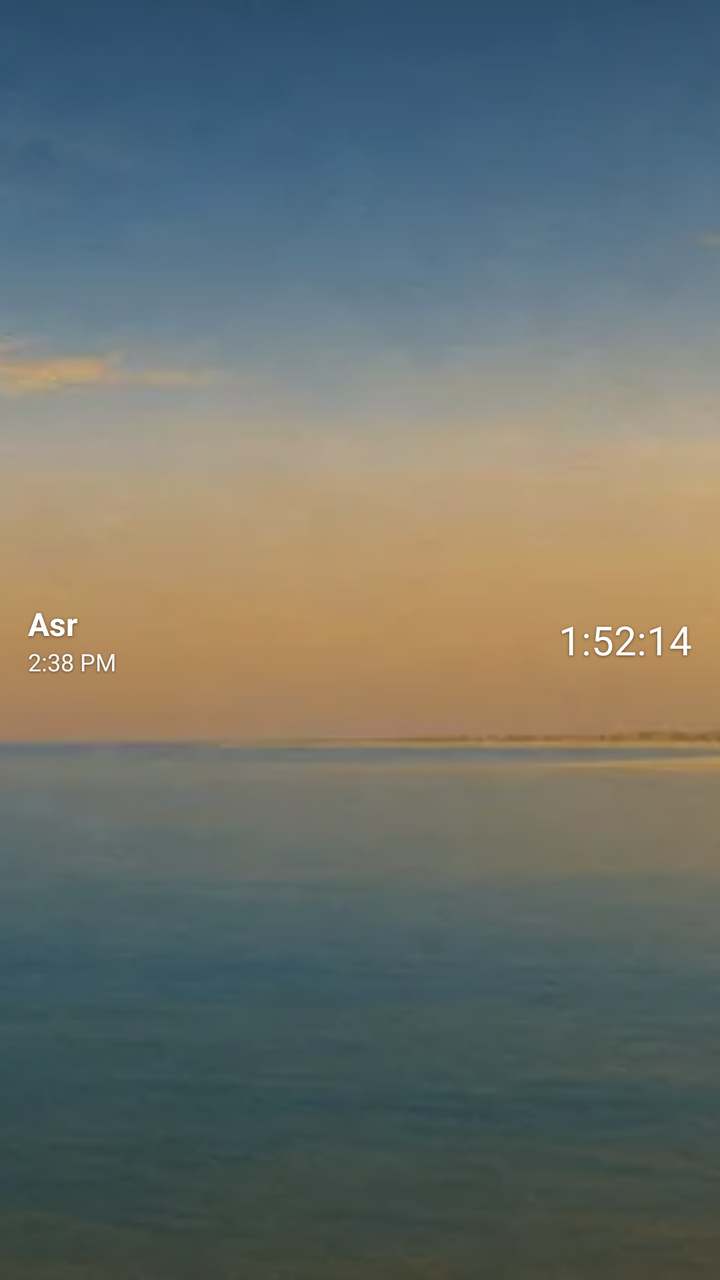
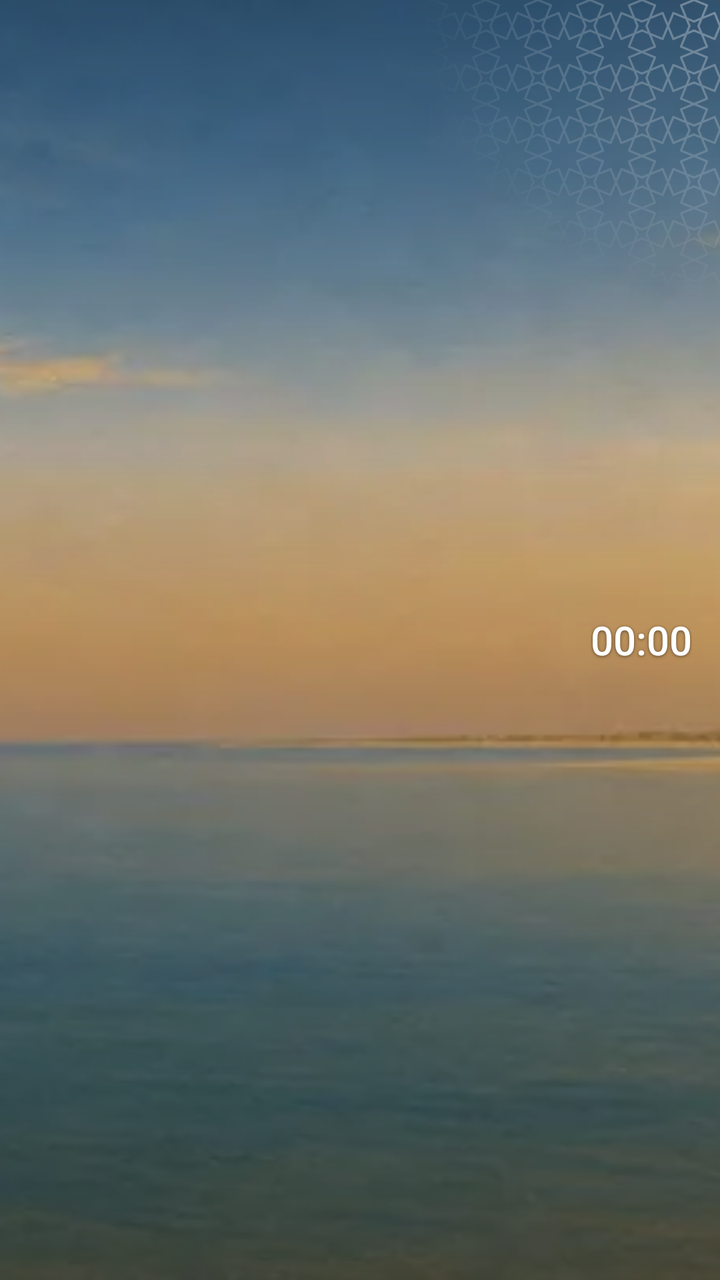

An Android layout rendered at two revisions. The XML below is the earlier revision; the diff shows what the commit changed to produce the second picture.
<!-- AndroidManifest.xml: application theme Theme.App -->
<!-- res/layout/widget_prayer_small.xml -->
<?xml version="1.0" encoding="utf-8"?>
<FrameLayout xmlns:android="http://schemas.android.com/apk/res/android"
    android:id="@android:id/background"
    android:layout_width="match_parent" android:layout_height="match_parent"
    android:background="@drawable/widget_bg">

    <ImageView android:id="@+id/widget_sky"
        android:layout_width="match_parent" android:layout_height="match_parent"
        android:scaleType="centerCrop" android:src="@drawable/widget_sky_afternoon"
        android:importantForAccessibility="no"/>
    <ImageView android:layout_width="match_parent" android:layout_height="match_parent"
        android:scaleType="fitXY" android:src="@drawable/widget_scrim" android:importantForAccessibility="no"/>

    <LinearLayout android:id="@+id/widget_root"
        android:layout_width="match_parent" android:layout_height="match_parent"
        android:orientation="horizontal" android:gravity="center_vertical"
        android:paddingStart="14dp" android:paddingEnd="14dp" android:layoutDirection="locale">
        <TextView android:id="@+id/widget_head" android:layout_width="wrap_content" android:layout_height="wrap_content" android:visibility="gone"/>
        <TextView android:id="@+id/widget_sub" android:layout_width="wrap_content" android:layout_height="wrap_content" android:visibility="gone"/>
        <LinearLayout android:layout_width="0dp" android:layout_weight="1" android:layout_height="wrap_content"
            android:orientation="vertical">
            <TextView android:id="@+id/widget_name"
                android:layout_width="match_parent" android:layout_height="wrap_content"
                android:text="@string/widgetSample13" android:textSize="16sp" android:textStyle="bold" android:textColor="#FFFFFFFF"
                android:maxLines="1" android:ellipsize="end"
                android:shadowColor="#80000000" android:shadowRadius="4" android:shadowDy="1"/>
            <TextView android:id="@+id/widget_time"
                android:layout_width="match_parent" android:layout_height="wrap_content"
                android:text="@string/widgetSample28" android:textSize="12sp" android:textColor="#F2FFFFFF" android:maxLines="1"
                android:fontFeatureSettings="tnum"
                android:shadowColor="#80000000" android:shadowRadius="3" android:shadowDy="1"/>
        </LinearLayout>
        <Chronometer android:id="@+id/widget_left" android:visibility="gone"
            android:layout_width="wrap_content" android:layout_height="wrap_content"
            android:layout_marginStart="10dp" android:textSize="20sp" android:textColor="#FFFFFFFF" android:fontFeatureSettings="tnum"
            android:shadowColor="#80000000" android:shadowRadius="4" android:shadowDy="1"/>
        
        <TextView android:id="@+id/widget_left_sample" android:text="@string/widgetSample29"
            android:layout_width="wrap_content" android:layout_height="wrap_content"
            android:layout_marginStart="10dp" android:textSize="20sp" android:textColor="#FFFFFFFF" android:fontFeatureSettings="tnum"
            android:shadowColor="#80000000" android:shadowRadius="4" android:shadowDy="1"/>
        <ProgressBar android:id="@+id/widget_bar" style="@android:style/Widget.ProgressBar.Horizontal"
            android:layout_width="0dp" android:layout_height="0dp" android:visibility="gone"/>
        <TextView android:id="@+id/widget_place" android:layout_width="wrap_content" android:layout_height="wrap_content" android:visibility="gone"/>
    </LinearLayout>
</FrameLayout>
<!-- resources referenced by this layout -->
<resources>
  <!-- drawable widget_bg (drawable) -->
  <?xml version="1.0" encoding="utf-8"?>
  <shape xmlns:android="http://schemas.android.com/apk/res/android" android:shape="rectangle">
      <solid android:color="@color/widgetSurface"/>
      <corners android:radius="20dp"/>
  </shape>
  <!-- drawable widget_scrim (drawable) -->
  <?xml version="1.0" encoding="utf-8"?>
  <shape xmlns:android="http://schemas.android.com/apk/res/android" android:shape="rectangle">
      <gradient android:angle="270" android:startColor="#73000000" android:centerColor="#1F000000" android:centerY="0.35"
          android:endColor="#99000000"/>
  </shape>
  <!-- drawable widget_sky_afternoon: webp bitmap (drawable-nodpi, 13054 bytes) -->
  <string name="widgetSample13">Asr</string>
  <string name="widgetSample28">2:38 PM</string>
  <string name="widgetSample29">1:52:14</string>
  <style name="Theme.App" parent="android:Theme.Material.Light.NoActionBar">
          <item name="android:windowBackground">@drawable/window_splash</item>
          <item name="android:statusBarColor">@color/backgroundColor</item>
          <item name="android:navigationBarColor">@color/backgroundColor</item>
      </style>
  <color name="widgetSurface">#f6f4ee</color>
  <!-- drawable window_splash (drawable) -->
  <?xml version="1.0" encoding="utf-8"?>
  <layer-list xmlns:android="http://schemas.android.com/apk/res/android">
      <item android:drawable="@color/backgroundColor"/>
      <item android:drawable="@drawable/splash" android:gravity="center" android:width="120dp" android:height="120dp"/>
  </layer-list>
  <color name="backgroundColor">#f6f4ee</color>
  <!-- drawable splash: png bitmap (drawable-hdpi, 52970 bytes) -->
</resources>

<!-- the commit's change to res/layout/widget_prayer_small.xml (unified diff, before → after) -->
@@ -1,8 +1,9 @@
 <?xml version="1.0" encoding="utf-8"?>
 <FrameLayout xmlns:android="http://schemas.android.com/apk/res/android"
+    xmlns:tools="http://schemas.android.com/tools" tools:ignore="ContentDescription"
     android:id="@android:id/background"
     android:layout_width="match_parent" android:layout_height="match_parent"
-    android:background="@drawable/widget_bg">
+    android:background="@drawable/widget_bg" android:layoutDirection="locale">
 
     <ImageView android:id="@+id/widget_sky"
         android:layout_width="match_parent" android:layout_height="match_parent"
@@ -10,37 +11,32 @@
         android:importantForAccessibility="no"/>
     <ImageView android:layout_width="match_parent" android:layout_height="match_parent"
         android:scaleType="fitXY" android:src="@drawable/widget_scrim" android:importantForAccessibility="no"/>
+    <ImageView android:layout_width="150dp" android:layout_height="150dp" android:layout_gravity="top|end"
+        android:src="@drawable/widget_orn_line" android:tint="@color/widgetOrnamentSky" android:tintMode="src_in"
+        android:importantForAccessibility="no"/>
 
     <LinearLayout android:id="@+id/widget_root"
         android:layout_width="match_parent" android:layout_height="match_parent"
         android:orientation="horizontal" android:gravity="center_vertical"
-        android:paddingStart="14dp" android:paddingEnd="14dp" android:layoutDirection="locale">
-        <TextView android:id="@+id/widget_head" android:layout_width="wrap_content" android:layout_height="wrap_content" android:visibility="gone"/>
-        <TextView android:id="@+id/widget_sub" android:layout_width="wrap_content" android:layout_height="wrap_content" android:visibility="gone"/>
+        android:paddingStart="14dp" android:paddingEnd="14dp" android:baselineAligned="false">
+        <ImageView android:id="@+id/widget_head" android:layout_width="wrap_content" android:layout_height="wrap_content" android:visibility="gone"/>
+        <ImageView android:id="@+id/widget_sub" android:layout_width="wrap_content" android:layout_height="wrap_content" android:visibility="gone"/>
         <LinearLayout android:layout_width="0dp" android:layout_weight="1" android:layout_height="wrap_content"
             android:orientation="vertical">
-            <TextView android:id="@+id/widget_name"
-                android:layout_width="match_parent" android:layout_height="wrap_content"
-                android:text="@string/widgetSample13" android:textSize="16sp" android:textStyle="bold" android:textColor="#FFFFFFFF"
-                android:maxLines="1" android:ellipsize="end"
-                android:shadowColor="#80000000" android:shadowRadius="4" android:shadowDy="1"/>
-            <TextView android:id="@+id/widget_time"
-                android:layout_width="match_parent" android:layout_height="wrap_content"
-                android:text="@string/widgetSample28" android:textSize="12sp" android:textColor="#F2FFFFFF" android:maxLines="1"
-                android:fontFeatureSettings="tnum"
-                android:shadowColor="#80000000" android:shadowRadius="3" android:shadowDy="1"/>
+            <ImageView android:id="@+id/widget_name"
+                android:layout_width="wrap_content" android:layout_height="wrap_content"
+                android:adjustViewBounds="true" android:scaleType="fitCenter"/>
+            <ImageView android:id="@+id/widget_time"
+                android:layout_width="wrap_content" android:layout_height="wrap_content"
+                android:adjustViewBounds="true" android:scaleType="fitCenter"/>
         </LinearLayout>
-        <Chronometer android:id="@+id/widget_left" android:visibility="gone"
+        <Chronometer android:id="@+id/widget_left"
             android:layout_width="wrap_content" android:layout_height="wrap_content"
-            android:layout_marginStart="10dp" android:textSize="20sp" android:textColor="#FFFFFFFF" android:fontFeatureSettings="tnum"
-            android:shadowColor="#80000000" android:shadowRadius="4" android:shadowDy="1"/>
-        
-        <TextView android:id="@+id/widget_left_sample" android:text="@string/widgetSample29"
-            android:layout_width="wrap_content" android:layout_height="wrap_content"
-            android:layout_marginStart="10dp" android:textSize="20sp" android:textColor="#FFFFFFFF" android:fontFeatureSettings="tnum"
+            android:layout_marginStart="10dp" android:textSize="20sp" android:textColor="#FFFFFFFF"
+            android:fontFeatureSettings="tnum" android:fontFamily="sans-serif-medium" android:maxLines="1"
             android:shadowColor="#80000000" android:shadowRadius="4" android:shadowDy="1"/>
         <ProgressBar android:id="@+id/widget_bar" style="@android:style/Widget.ProgressBar.Horizontal"
             android:layout_width="0dp" android:layout_height="0dp" android:visibility="gone"/>
-        <TextView android:id="@+id/widget_place" android:layout_width="wrap_content" android:layout_height="wrap_content" android:visibility="gone"/>
+        <ImageView android:id="@+id/widget_place" android:layout_width="wrap_content" android:layout_height="wrap_content" android:visibility="gone"/>
     </LinearLayout>
 </FrameLayout>
<!-- resource entries referenced after the edit -->
@@ -1,11 +1,16 @@
 <!-- resources referenced by this layout -->
 <resources>
+  <color name="widgetOrnamentSky">#57FFFFFF</color>
   <!-- drawable widget_bg (drawable) -->
   <?xml version="1.0" encoding="utf-8"?>
   <shape xmlns:android="http://schemas.android.com/apk/res/android" android:shape="rectangle">
       <solid android:color="@color/widgetSurface"/>
       <corners android:radius="20dp"/>
   </shape>
+  <!-- drawable widget_orn_line (drawable) -->
+  <?xml version="1.0" encoding="utf-8"?>
+  <bitmap xmlns:android="http://schemas.android.com/apk/res/android"
+      android:src="@drawable/widget_orn_line_mask" android:autoMirrored="true"/>
   <!-- drawable widget_scrim (drawable) -->
   <?xml version="1.0" encoding="utf-8"?>
   <shape xmlns:android="http://schemas.android.com/apk/res/android" android:shape="rectangle">
@@ -13,15 +18,13 @@
           android:endColor="#99000000"/>
   </shape>
   <!-- drawable widget_sky_afternoon: webp bitmap (drawable-nodpi, 13054 bytes) -->
-  <string name="widgetSample13">Asr</string>
-  <string name="widgetSample28">2:38 PM</string>
-  <string name="widgetSample29">1:52:14</string>
   <style name="Theme.App" parent="android:Theme.Material.Light.NoActionBar">
           <item name="android:windowBackground">@drawable/window_splash</item>
           <item name="android:statusBarColor">@color/backgroundColor</item>
           <item name="android:navigationBarColor">@color/backgroundColor</item>
       </style>
   <color name="widgetSurface">#f6f4ee</color>
+  <!-- drawable widget_orn_line_mask: webp bitmap (drawable-hdpi, 14330 bytes) -->
   <!-- drawable window_splash (drawable) -->
   <?xml version="1.0" encoding="utf-8"?>
   <layer-list xmlns:android="http://schemas.android.com/apk/res/android">
